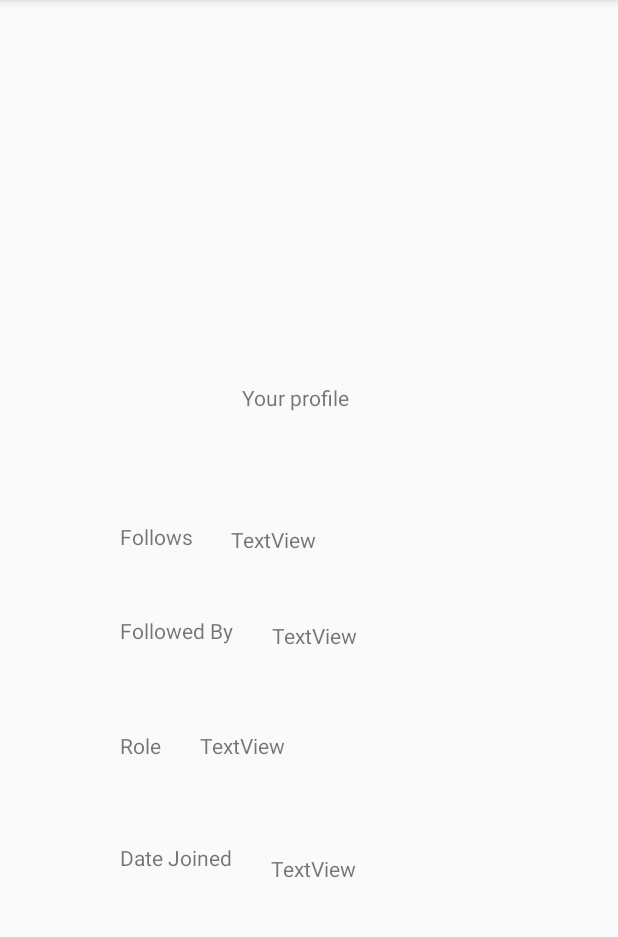
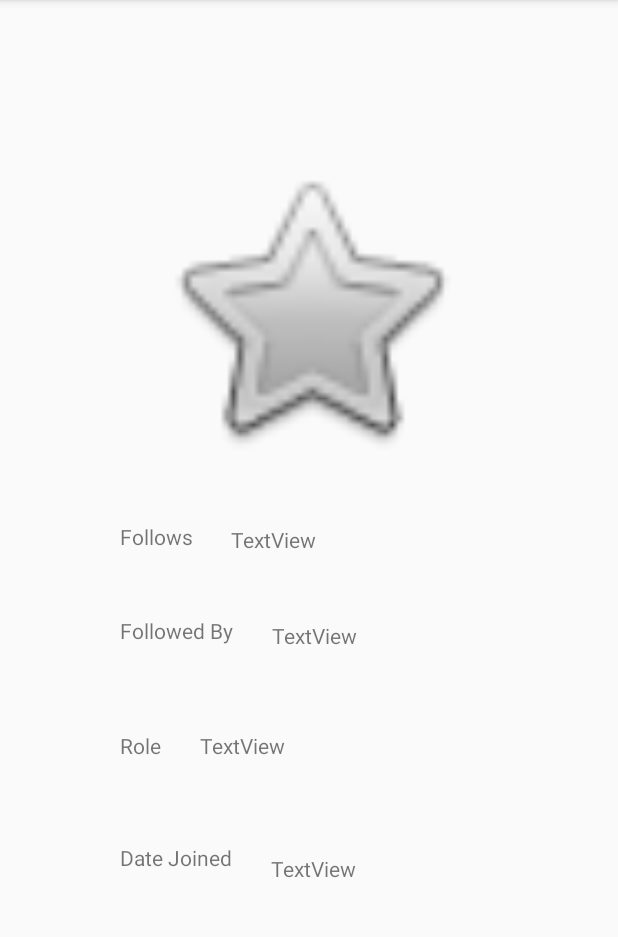
Before and after one commit to hemasenthilkumar/Plantique, an Android app: the fragment EditFragment shown on its own in the app's theme, on a phone screen of 412 x 824 dp, the part 84-1021 px from its top. Run offline under Robolectric (Android 15) with nearby library versions, the phone set to English and light mode, and no system bars; libraries missing offline, so code that uses them is left out: com.loopj.android, cz.msebera.android; 4 statements that could not run were skipped.

Commit message:
13th commit- Till profile pic setURL

```diff
--- a/app/src/main/java/com/example/plantique/EditFragment.java
+++ b/app/src/main/java/com/example/plantique/EditFragment.java
@@ -2,12 +2,19 @@ package com.example.plantique;
 
 import android.app.Dialog;
 import android.content.Context;
+import android.content.Intent;
+import android.database.Cursor;
+import android.graphics.Bitmap;
+import android.graphics.BitmapFactory;
+import android.net.Uri;
 import android.os.Bundle;
+import android.provider.MediaStore;
 import android.view.Gravity;
 import android.view.LayoutInflater;
 import android.view.View;
 import android.view.ViewGroup;
 import android.widget.Button;
+import android.widget.ImageView;
 import android.widget.TableLayout;
 import android.widget.TableRow;
 import android.widget.TextView;
@@ -15,6 +22,7 @@ import android.widget.TextView;
 import androidx.annotation.NonNull;
 import androidx.annotation.Nullable;
 import androidx.appcompat.app.AlertDialog;
+import androidx.core.content.ContextCompat;
 import androidx.fragment.app.DialogFragment;
 import androidx.fragment.app.Fragment;
 
@@ -25,6 +33,8 @@ import org.json.JSONArray;
 import org.json.JSONException;
 import org.json.JSONObject;
 
+import java.io.File;
+import java.io.IOException;
 import java.io.UnsupportedEncodingException;
 import java.util.Iterator;
 import java.util.List;
@@ -35,34 +45,125 @@ import static android.content.Context.LAYOUT_INFLATER_SERVICE;
 import static androidx.core.content.ContextCompat.getSystemService;
 
 public class EditFragment extends Fragment {
-
+    private static final int RESULT_OK =1 ;
+    ImageView ProfileImage;
+    Button button;
+    private static final int PICK_IMAGE = 100;
+    Uri imageUri;
+    View view;
 
     @Nullable
     @Override
     public View onCreateView(@NonNull LayoutInflater inflater, @Nullable ViewGroup container, @Nullable Bundle savedInstanceState) {
+        getView(inflater,container);
         final View view=inflater.inflate(R.layout.fragment_edit,container,false);
         display_profile(view);
+        ProfileImage = view.findViewById(R.id.imageView);
+        getURI();
+        ProfileImage.setOnClickListener(new ImageView.OnClickListener() {
+            @Override
+            public void onClick(View v) {
+                Intent gallery = new Intent();
+                gallery.setType("image/*");
+                gallery.setAction(Intent.ACTION_GET_CONTENT);
 
+                startActivityForResult(Intent.createChooser(gallery, "Select Picture"), PICK_IMAGE);
+            }
+        });
         return view;
     }
 
-    public class edit_role extends DialogFragment {
+    private void getURI()
+    {
+        Bitmap bitmap;
+        String usnm = ((MyApplication)this.view.getContext().getApplicationContext()).getUsername();
+        String s = "http://192.168.1.6:5000/getURI?usname="+usnm;
+        AsyncHttpClient client = new AsyncHttpClient();
+        client.get(s, new AsyncHttpResponseHandler() {
 
-//        @Override
-//        public Dialog onCreateDialog(Bundle savedInstanceState) {
-//            AlertDialog.Builder builder = new AlertDialog.Builder(getActivity());
-//            LayoutInflater inflater = getActivity().getLayoutInflater();
-//            View view = inflater.inflate(R.layout.edit_role_activity, null);
-//            builder.setView(view);
-//            return builder.create();
-//        }
+            @Override
+            public void onSuccess(int statusCode, Header[] headers, byte[] responseBody)
+            {
+                String response = null;
+                try {
+                    response = new String(responseBody, "UTF-8");
+                } catch (UnsupportedEncodingException e) {
+                    e.printStackTrace();
+                }
+
+
+                File imgFile = new  File(response);
+
+                if(imgFile.exists()){
+
+                    Bitmap myBitmap = BitmapFactory.decodeFile(imgFile.getAbsolutePath());
+                    ProfileImage.setImageBitmap(myBitmap);
+
+                }
+
+            }
+
+            @Override
+            public void onFailure(int statusCode, Header[] headers, byte[] errorResponse, Throwable e) {
+                // called when response HTTP status is "4XX" (eg. 401, 403, 404)
+                //post.setText("Unable to load posts!");
+            }
+
+
+        });
 
     }
 
+
+    public void getView(@NonNull LayoutInflater inflater, @Nullable ViewGroup container)
+    {
+        this.view = inflater.inflate(R.layout.fragment_edit, container, false);
+    }
+
+    public void onActivityResult(int requestCode, int resultCode, Intent data) {
+        super.onActivityResult(requestCode, resultCode, data);
+
+        if (requestCode == PICK_IMAGE && resultCode == -1 && data != null) {
+            imageUri = data.getData();
+            Bitmap bitmap = null;
+            try {
+                bitmap = MediaStore.Images.Media.getBitmap(EditFragment.this.getContext().getContentResolver(), imageUri);
+            } catch (IOException e) {
+                e.printStackTrace();
+            }
+            ProfileImage.setImageBitmap(bitmap);
+           setURI(imageUri.toString());
+
+        }
+    }
+    public void setURI(String imageUri)
+    {
+        String usnm = ((MyApplication)this.view.getContext().getApplicationContext()).getUsername();
+        String s = "http://192.168.1.6:5000/setURI?usname="+usnm+"&uri="+imageUri;
+        AsyncHttpClient client = new AsyncHttpClient();
+        client.get(s, new AsyncHttpResponseHandler() {
+
+            @Override
+            public void onSuccess(int statusCode, Header[] headers, byte[] responseBody)
+            {
+
+            }
+
+            @Override
+            public void onFailure(int statusCode, Header[] headers, byte[] errorResponse, Throwable e) {
+                // called when response HTTP status is "4XX" (eg. 401, 403, 404)
+                //post.setText("Unable to load posts!");
+            }
+
+
+        });
+    }
+
+
+
     private void display_profile(final View view)
     {
-
-        String usnm = ((MyApplication) view.getContext().getApplicationContext()).getUsername();
+        String usnm = ((MyApplication)this.view.getContext().getApplicationContext()).getUsername();
        String s = "http://192.168.1.6:5000/edit?usname="+usnm;
         AsyncHttpClient client = new AsyncHttpClient();
         client.get(s, new AsyncHttpResponseHandler() {
@@ -113,5 +214,4 @@ public void onFailure(int statusCode, Header[] headers, byte[] errorResponse, Th
 
 
 
-
 }
--- a/app/src/main/res/layout/fragment_edit.xml
+++ b/app/src/main/res/layout/fragment_edit.xml
@@ -88,15 +88,15 @@
         app:layout_constraintStart_toEndOf="@+id/textView13"
         app:layout_constraintTop_toTopOf="@+id/textView13" />
 
-    <TextView
-        android:id="@+id/textView18"
-        android:layout_width="wrap_content"
-        android:layout_height="wrap_content"
-        android:layout_marginStart="7dp"
-        android:layout_marginLeft="7dp"
-        android:layout_marginBottom="75dp"
-        android:text="Your profile"
-        app:layout_constraintBottom_toTopOf="@+id/textView19"
-        app:layout_constraintStart_toStartOf="@+id/textView19" />
+    <ImageView
+        android:id="@+id/imageView"
+        android:layout_width="215dp"
+        android:layout_height="212dp"
+        android:layout_weight="1"
+        android:src="@android:drawable/btn_star"
+        app:layout_constraintEnd_toEndOf="parent"
+        app:layout_constraintStart_toStartOf="parent"
+        app:layout_constraintTop_toTopOf="parent" />
+
 
 </androidx.constraintlayout.widget.ConstraintLayout>
--- a/app/src/main/res/values/styles.xml
+++ b/app/src/main/res/values/styles.xml
@@ -17,4 +17,6 @@
 
     <style name="AppTheme.PopupOverlay" parent="ThemeOverlay.AppCompat.Light" />
 
+
+
 </resources>
```
Also changed, not shown: app/src/main/AndroidManifest.xml (+10 -0 lines), app/src/main/java/com/example/plantique/SplashScreenActivity.java (added, +21 -0 lines), app/src/main/res/drawable/launcher_app.xml (added, +10 -0 lines), app/src/main/res/drawable/leaf.png (added).
